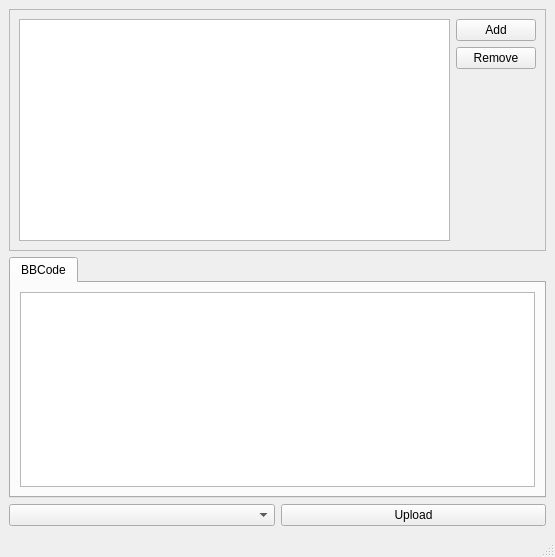
First picture: the form in ui.ui, repository Brandhor/pymguploader, before the edit.
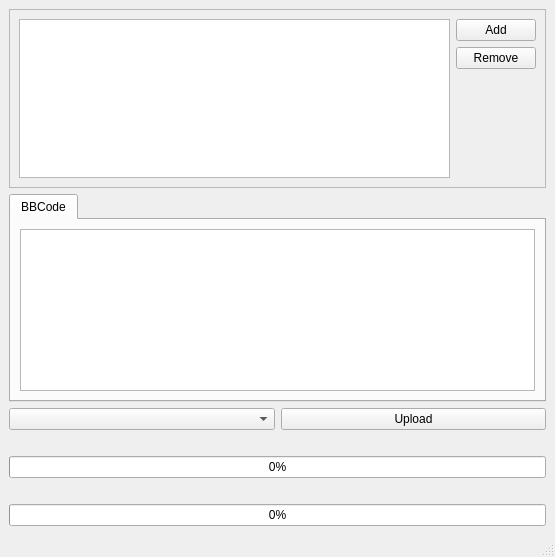
Second picture: the form after the edit.

Patch:
```diff
--- a/ui.ui
+++ b/ui.ui
@@ -98,6 +98,34 @@
       </item>
      </layout>
     </item>
+    <item>
+     <widget class="QLabel" name="lblTotal" >
+      <property name="text" >
+       <string/>
+      </property>
+     </widget>
+    </item>
+    <item>
+     <widget class="QProgressBar" name="pbTotal" >
+      <property name="value" >
+       <number>0</number>
+      </property>
+     </widget>
+    </item>
+    <item>
+     <widget class="QLabel" name="lblPartial" >
+      <property name="text" >
+       <string/>
+      </property>
+     </widget>
+    </item>
+    <item>
+     <widget class="QProgressBar" name="pbPartial" >
+      <property name="value" >
+       <number>0</number>
+      </property>
+     </widget>
+    </item>
    </layout>
   </widget>
   <widget class="QMenuBar" name="menubar" >
```
